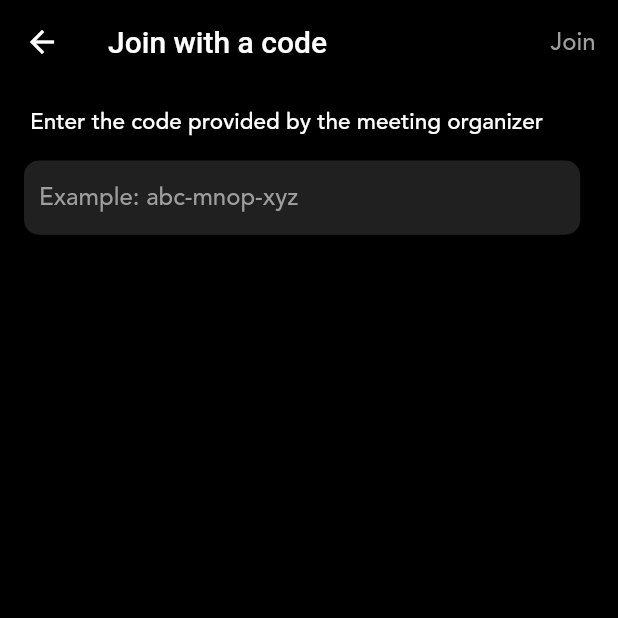
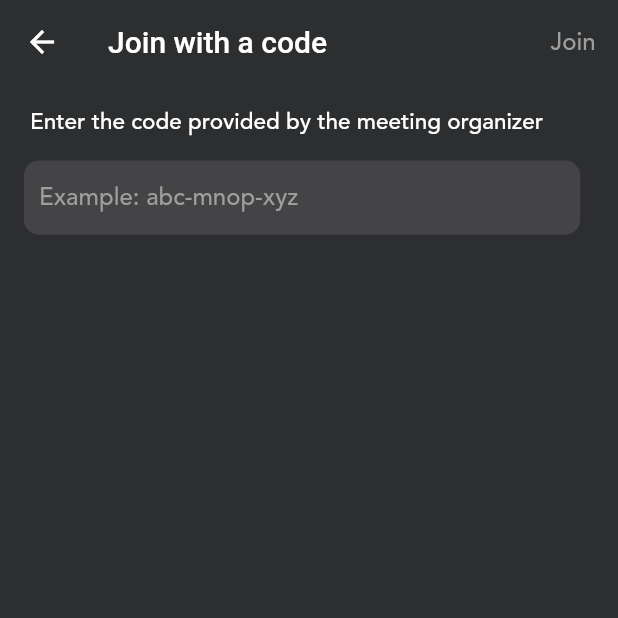
Before and after one commit to abhixv/GmeetUI, a Flutter app: the screen it shows after launch, after a tap on "Join with a code", on a phone screen of 412 x 824 dp, the top half of it. Run offline on Flutter 3.47's test engine with Material 2 defaults, Android fonts, the phone set to English and light mode, and no system bars; our stand-ins replace camera, rflutter_alert; missing offline and left inert: dart:ffi.

Commit message:
Change bg color and Remake Profile Icon

```diff
--- a/lib/ui/home_page.dart
+++ b/lib/ui/home_page.dart
@@ -23,10 +23,11 @@
   @override
   Widget build(BuildContext context) {
     return Scaffold(
-      backgroundColor: Colors.black,
+      backgroundColor: Color(0xff2d2e30),
       drawer: MyDrawer(),
       appBar: AppBar(
-        backgroundColor: Colors.black,
+        elevation: 0.0,
+        backgroundColor: Color(0xff2d2e30),
         iconTheme: IconThemeData(
           color: Colors.grey,
         ),
@@ -47,9 +48,9 @@
                     alertPadding: EdgeInsets.only(
                         top: MediaQuery.of(context).size.height * 0.14),
                     alertAlignment: Alignment.topCenter,
-                  backgroundColor: Colors.grey.shade800,
+                    backgroundColor: Color(0xff2d2e30),
                     animationType: AnimationType.grow,
-                  overlayColor: Colors.transparent.withOpacity(0.3),
+                    overlayColor: Colors.transparent,
                     isCloseButton: true,
                     isButtonVisible: false,
                     isOverlayTapDismiss: true,
@@ -85,7 +86,8 @@
                                   Container(
                                     height:
                                         MediaQuery.of(context).size.height / 8,
-                                  width: MediaQuery.of(context).size.width / 8,
+                                    width:
+                                        MediaQuery.of(context).size.width / 8,
                                     decoration: BoxDecoration(
                                         shape: BoxShape.circle,
                                         image: DecorationImage(
@@ -120,14 +122,16 @@
                                           height: 15,
                                         ),
                                         Container(
-                                        height:
-                                            MediaQuery.of(context).size.height *
+                                          height: MediaQuery.of(context)
+                                                  .size
+                                                  .height *
                                               0.04,
-                                        width:
-                                            MediaQuery.of(context).size.width /
+                                          width: MediaQuery.of(context)
+                                                  .size
+                                                  .width /
                                               1.65,
                                           decoration: BoxDecoration(
-                                            color: Colors.grey.shade800,
+                                              color: Color(0xff2d2e30),
                                               borderRadius:
                                                   BorderRadius.circular(20),
                                               border: Border.all(
@@ -139,7 +143,8 @@
                                                     fontSize: 14,
                                                     color: Colors.white,
                                                     fontFamily: 'Avenir',
-                                                  fontWeight: FontWeight.bold)),
+                                                    fontWeight:
+                                                        FontWeight.bold)),
                                           ),
                                         ),
                                       ],
@@ -188,12 +193,15 @@
               child: Padding(
                 padding: const EdgeInsets.only(right: 15),
                 child: Container(
-                child: CircleAvatar(
-                  child: Image.asset("assets/images/profile_img.jpg"),
+                  height: MediaQuery.of(context).size.height / 8,
+                  width: MediaQuery.of(context).size.width / 12,
+                  decoration: BoxDecoration(
+                      shape: BoxShape.circle,
+                      border: Border.all(color: Colors.grey, width: 0.2),
+                      image: DecorationImage(
+                          image: AssetImage("assets/images/profile_img.jpg"))),
                 ),
-              ),
-            ),
-          )
+              ))
         ],
       ),
       body: Padding(
@@ -213,9 +221,9 @@
                           builder: (BuildContext c) {
                             return Container(
                               padding: EdgeInsets.only(left: 15),
-                              height: MediaQuery.of(context).size.height * 0.24,
+                              height: MediaQuery.of(context).size.height * 0.26,
                               width: MediaQuery.of(context).size.width,
-                              color: Colors.black,
+                              color: Color(0xff2d2e30),
                               child: Column(
                                 children: [
                                   InkWell(
@@ -425,7 +433,7 @@
                                   ),
                                   Row(
                                     children: [
-                                      InkWell(
+                                      GestureDetector(
                                         onTap: () {},
                                         child: Container(
                                           alignment: Alignment.center,
@@ -444,7 +452,7 @@
                                       SizedBox(
                                         width: 20,
                                       ),
-                                      InkWell(
+                                      GestureDetector(
                                         onTap: () {
                                           setState(() {
                                             _height = 0;
@@ -513,7 +521,7 @@
   Alert(
     context: context,
     style: AlertStyle(
-      backgroundColor: Colors.grey.shade800,
+      backgroundColor: Color(0xff2d2e30),
       animationType: AnimationType.grow,
       overlayColor: Colors.transparent.withOpacity(0.3),
       isCloseButton: true,
@@ -591,7 +599,7 @@
                 children: [
                   Icon(
                     Icons.share,
-                    color: Colors.black,
+                    color: Color(0xff2d2e30),
                   ),
                   SizedBox(
                     width: 8,
@@ -599,7 +607,7 @@
                   Text(
                     "Share invitation",
                     style: TextStyle(
-                      color: Colors.black,
+                      color: Color(0xff2d2e30),
                       fontFamily: 'Avenir',
                       fontWeight: FontWeight.bold,
                     ),
--- a/lib/ui/meeting_search.dart
+++ b/lib/ui/meeting_search.dart
@@ -23,9 +23,10 @@
   @override
   Widget build(BuildContext context) {
     return Scaffold(
-      backgroundColor: Colors.black,
+      backgroundColor: Color(0xff2d2e30),
       appBar: AppBar(
-        backgroundColor: Colors.black,
+        backgroundColor: Color(0xff2d2e30),
+        elevation: 0.0,
         title: Text("Join with a code"),
         actions: [
           Padding(
--- a/lib/widgets/drawer.dart
+++ b/lib/widgets/drawer.dart
@@ -7,7 +7,7 @@
   Widget build(BuildContext context) {
     return Drawer(
       child: Container(
-        color: Colors.black,
+        color: Color(0xff2d2e30),
         child: Padding(
           padding: const EdgeInsets.only(left: 20),
           child: Column(
```
Also changed, not shown: lib/ui/Instant_meeting_page.dart (+45 -17 lines), lib/ui/meeting_join.dart (+4 -3 lines). Lines whose indentation alone changed are shown as unchanged.
